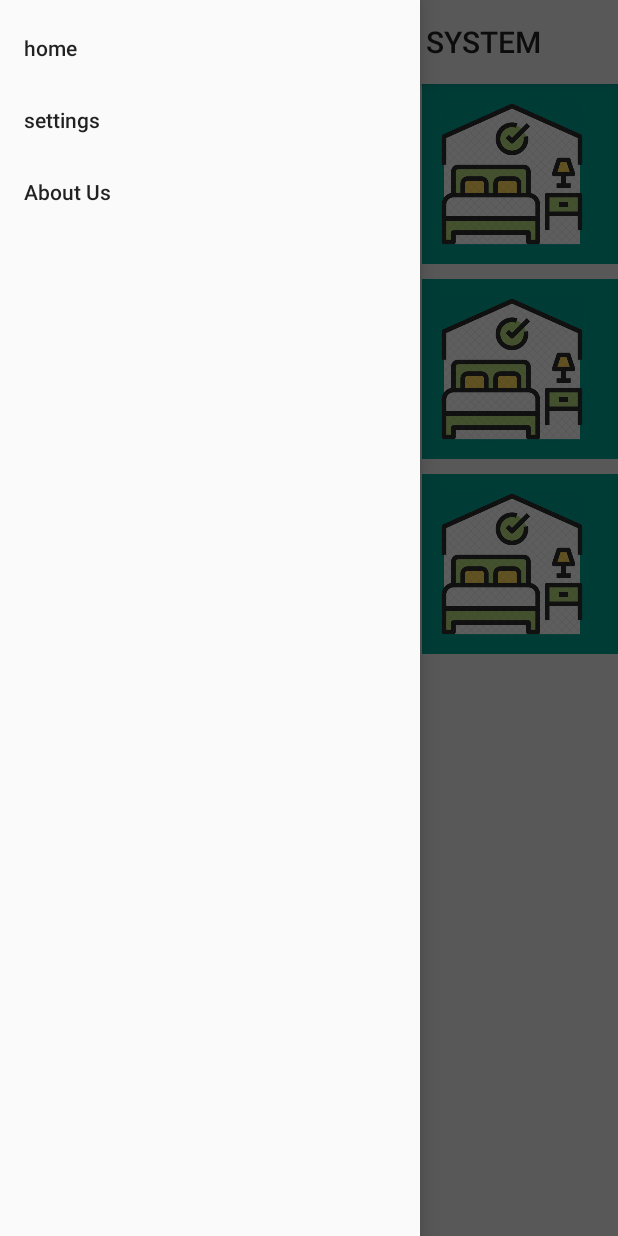
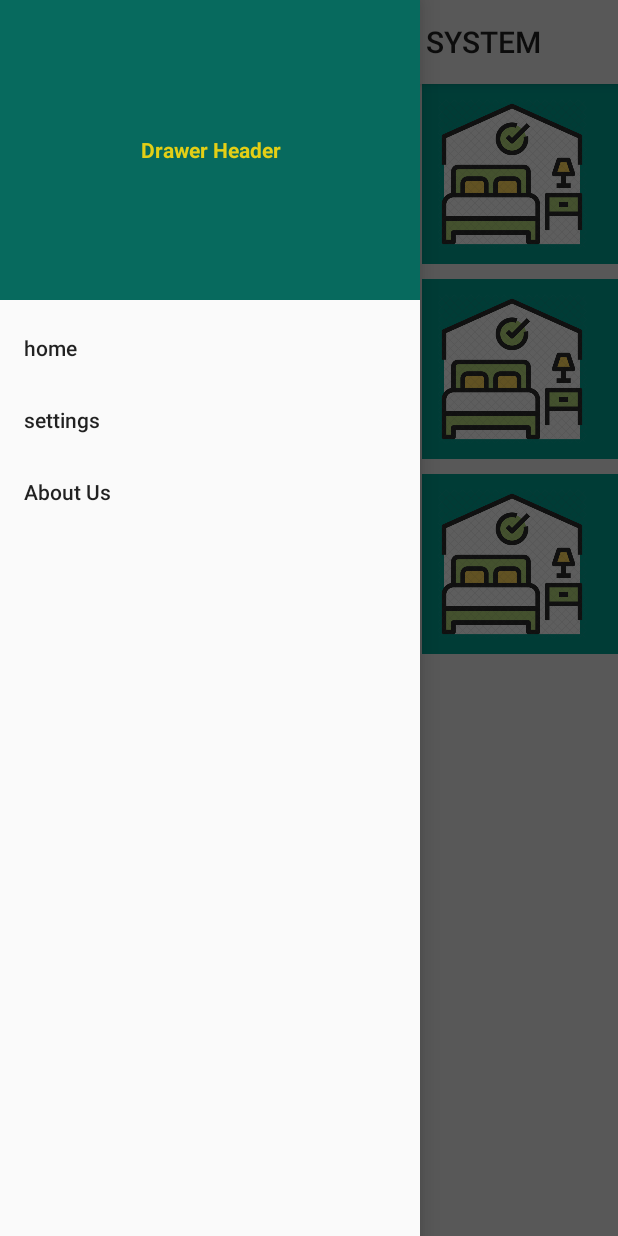
Before and after one commit to PrajwalMelath/FacilityMonitoringSystem, an Android app: the screen it shows after launch (MainActivity), with the side drawer open, on a phone screen of 412 x 824 dp. Run offline under Robolectric (Android 15) with nearby library versions, the phone set to English and light mode, and no system bars; Roboto replaces fonts that are not available here.

Commit message:
Update activity_main.xml

```diff
--- a/app/src/main/res/layout/activity_main.xml
+++ b/app/src/main/res/layout/activity_main.xml
@@ -48,6 +48,7 @@
         android:layout_width="wrap_content"
         android:layout_height="match_parent"
         android:layout_gravity="start|left"
-        app:menu="@menu/navigation_menu" />
+        app:menu="@menu/navigation_menu"
+        app:headerLayout="@layout/header"/>
 
 </androidx.drawerlayout.widget.DrawerLayout>
```
